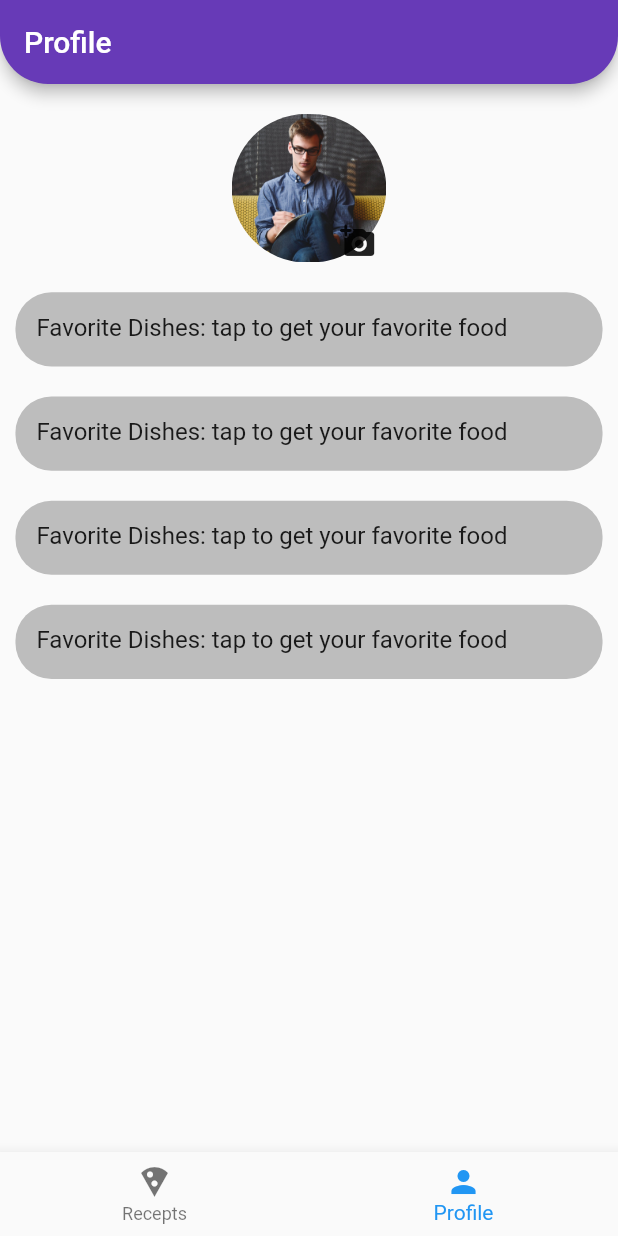
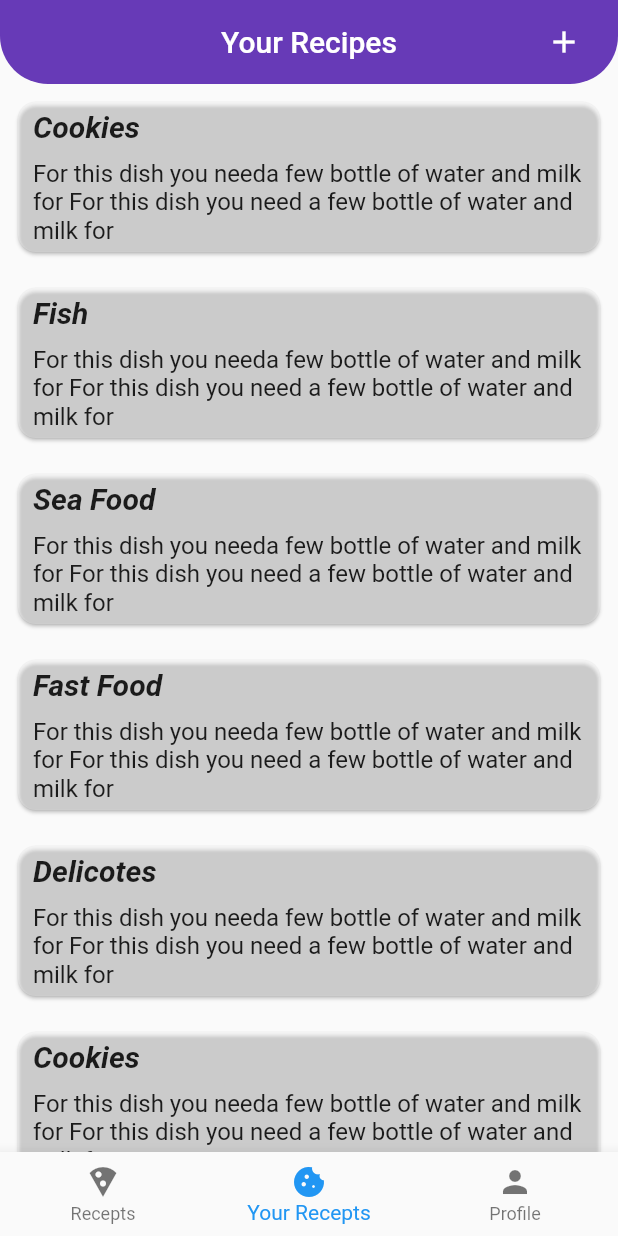
Before and after one commit to Timur-hub21/recipes, a Flutter app: the screen it shows after launch, item 2 of the bottom bar chosen, on a phone screen of 412 x 824 dp. Run offline on Flutter 3.47's test engine with Material 2 defaults, Android fonts, the phone set to English and light mode, and no system bars.

Commit message:
Implemented Ui

```diff
--- a/lib/main.dart
+++ b/lib/main.dart
@@ -1,5 +1,5 @@
 import 'package:flutter/material.dart';
-import 'package:my_new_app/screens/main_screen.dart';
+import 'package:my_new_app/main_screen.dart';
 
 void main() {
   runApp(const MyApp());
--- a/lib/screens/main_screen.dart
+++ b/lib/main_screen.dart
@@ -1,6 +1,7 @@
 import 'package:flutter/material.dart';
 import 'package:my_new_app/screens/profile_screen.dart';
 import 'package:my_new_app/screens/recipe_screen.dart';
+import 'package:my_new_app/screens/your_recipes.dart';
 
 class MainScreen extends StatefulWidget {
   const MainScreen({Key? key}) : super(key: key);
@@ -13,6 +14,7 @@ class _MainScreenState extends State<MainScreen> {
   int _selectedIndex = 0;
   final _screens = [
     const RecipeScreen(),
+    const YourRecipesScreen(),
     const ProfileScreen(),
   ];
 
@@ -33,6 +35,10 @@ class _MainScreenState extends State<MainScreen> {
             label: 'Recepts',
           ),
           BottomNavigationBarItem(
+            icon: Icon(Icons.cookie_sharp),
+            label: 'Your Recepts',
+          ),
+          BottomNavigationBarItem(
             icon: Icon(Icons.person),
             label: 'Profile',
           ),
--- a/lib/screens/recipe_screen.dart
+++ b/lib/screens/recipe_screen.dart
@@ -102,6 +102,7 @@ class _RecipeScreenState extends State<RecipeScreen> {
             )),
             backgroundColor: Colors.deepPurple,
             title: const Text('Recepts'),
+            centerTitle: true,
             floating: true,
             pinned: false,
           ),
--- /dev/null
+++ b/lib/screens/your_recipes.dart
@@ -0,0 +1,123 @@
+import 'package:flutter/material.dart';
+import 'package:my_new_app/screens/add_recept_screen.dart';
+
+class YourRecipesScreen extends StatefulWidget {
+  const YourRecipesScreen({Key? key}) : super(key: key);
+
+  @override
+  State<YourRecipesScreen> createState() => _YourRecipesScreenState();
+}
+
+class _YourRecipesScreenState extends State<YourRecipesScreen> {
+  final List myRecepts = [
+    'Cookies',
+    'Fish',
+    'Sea Food',
+    'Fast Food',
+    'Delicotes',
+    'Cookies',
+    'Fish',
+    'Sea Food',
+    'Fast Food',
+    'Delicotes',
+    'Cookies',
+    'Fish',
+    'Sea Food',
+    'Fast Food',
+    'Delicotes',
+    'Cookies',
+    'Fish',
+    'Sea Food',
+    'Fast Food',
+    'Delicotes',
+    'Cookies',
+    'Fish',
+    'Sea Food',
+    'Fast Food',
+    'Delicotes',
+  ];
+  final String recepts = 'For this dish you need'
+      'a few bottle of water and milk for'
+      ' For this dish you need'
+      ' a few bottle of water and milk for';
+  @override
+  Widget build(BuildContext context) {
+    return Scaffold(
+      body: Stack(
+        children: [
+          CustomScrollView(
+            slivers: [
+              SliverAppBar(
+                actions: [
+                  IconButton(
+                    padding: const EdgeInsets.symmetric(horizontal: 24),
+                    onPressed: () {
+                      Navigator.push(
+                        context,
+                        MaterialPageRoute(
+                            builder: (context) => const AddReceptScreen()),
+                      );
+                    },
+                    icon: const Icon(Icons.add),
+                  )
+                ],
+                backgroundColor: Colors.deepPurple,
+                title: const Text('Your Recipes'),
+                centerTitle: true,
+                shape: const RoundedRectangleBorder(
+                  borderRadius: BorderRadius.only(
+                    bottomLeft: Radius.circular(32),
+                    bottomRight: Radius.circular(32),
+                  ),
+                ),
+              ),
+              SliverList(
+                delegate: SliverChildBuilderDelegate(
+                  (BuildContext context, index) {
+                    return Column(
+                      children: [
+                        Card(
+                          color: Colors.white30,
+                          shape: RoundedRectangleBorder(
+                              borderRadius: BorderRadius.circular(12)),
+                          margin: const EdgeInsets.all(12),
+                          child: Column(
+                            mainAxisSize: MainAxisSize.max,
+                            children: [
+                              Container(
+                                alignment: Alignment.topLeft,
+                                margin: const EdgeInsets.symmetric(
+                                    vertical: 5, horizontal: 10),
+                                child: Text(
+                                  myRecepts[index],
+                                  style: const TextStyle(
+                                    fontSize: 20,
+                                    fontWeight: FontWeight.w700,
+                                    fontStyle: FontStyle.italic,
+                                  ),
+                                ),
+                              ),
+                              Container(
+                                margin: const EdgeInsets.symmetric(
+                                    vertical: 5, horizontal: 10),
+                                child: Text(
+                                  recepts,
+                                  style: const TextStyle(fontSize: 16),
+                                ),
+                              ),
+                            ],
+                          ),
+                        ),
+                      ],
+                    );
+                  },
+                  childCount: myRecepts.length,
+                ),
+              ),
+            ],
+          ),
+        ],
+      ),
+    );
+  }
+}
```
Also changed, not shown: lib/screens/add_recept_screen.dart (added, +216 -0 lines), lib/screens/profile_screen.dart (+6 -4 lines).
